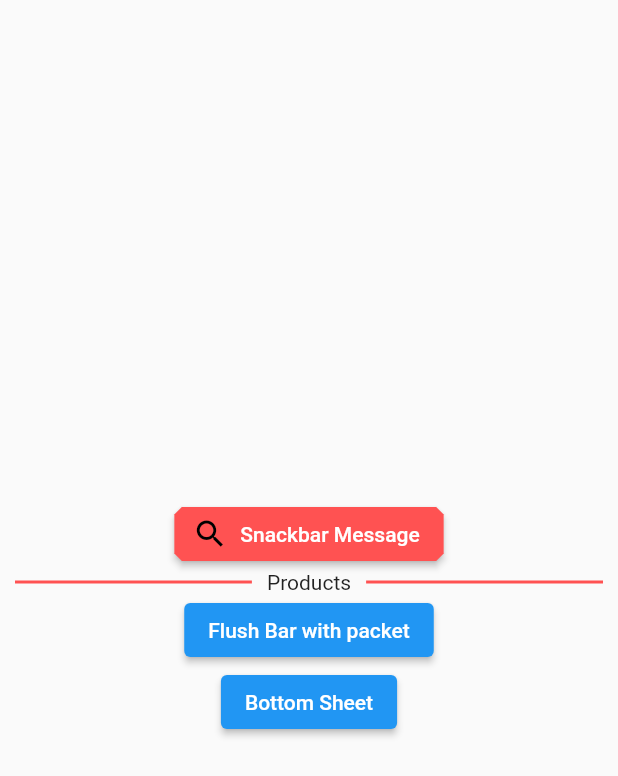
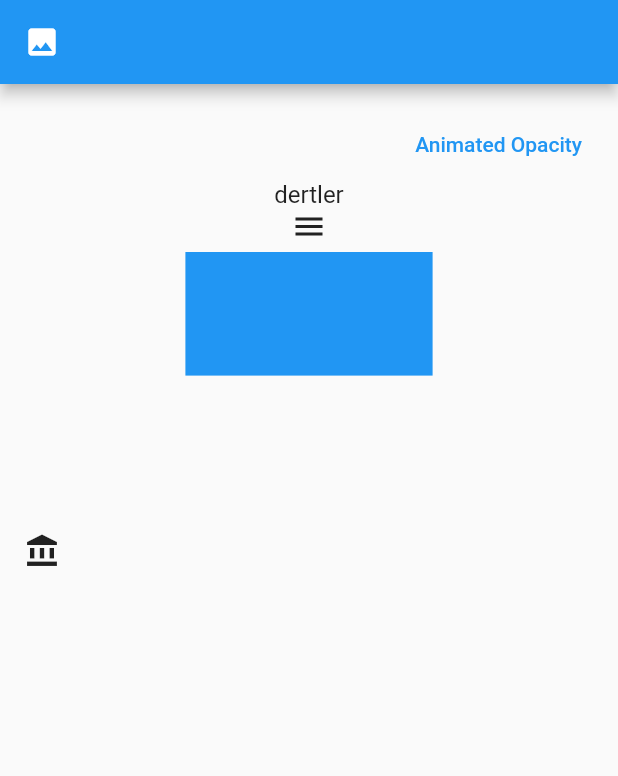
Before and after one commit to yavuzfk/ready_widgets, a Flutter app: the screen it shows after launch, on a phone screen of 412 x 824 dp. Shown: the top 776 px of the screen. Run offline on Flutter 3.47's test engine with Material 2 defaults, Android fonts, the phone set to English and light mode, and no system bars; our stand-ins replace another_flushbar.

Commit message:
animation added

```diff
--- /dev/null
+++ b/lib/animation_view.dart
@@ -0,0 +1,126 @@
+import 'package:flutter/material.dart';
+
+class AnimationView extends StatefulWidget {
+  const AnimationView({Key? key}) : super(key: key);
+
+  @override
+  _AnimationViewState createState() => _AnimationViewState();
+}
+
+class _AnimationViewState extends State<AnimationView>
+    with TickerProviderStateMixin {
+  bool _isVisible = false;
+  bool _isOpacity = false;
+
+  late AnimationController controller;
+
+  @override
+  void initState() {
+    super.initState();
+    controller =
+        AnimationController(vsync: this, duration: const Duration(seconds: 1));
+  }
+
+  void _changeVisible() {
+    setState(() {
+      _isVisible = !_isVisible;
+    });
+  }
+
+  void _changeOpacity() {
+    setState(() {
+      _isOpacity = !_isOpacity;
+    });
+  }
+
+  @override
+  Widget build(BuildContext context) {
+    return Scaffold(
+      appBar: appbar(),
+      body: Padding(
+        padding: const EdgeInsets.all(16.0),
+        child: Column(children: [
+          kaybolanYaziRow(context),
+          buyuyenDertler(context),
+          animatedIcon(),
+          animatedContainer(context),
+          Expanded(
+              child: Stack(
+            children: const [
+              AnimatedPositioned(
+                  top: 100,
+                  curve: Curves.elasticOut,
+                  duration: Duration(milliseconds: 50000),
+                  child: Icon(Icons.account_balance))
+            ],
+          )),
+        ]),
+      ),
+    );
+  }
+
+  AnimatedIcon animatedIcon() {
+    return AnimatedIcon(
+      icon: AnimatedIcons.menu_close,
+      progress: controller,
+    );
+  }
+
+  AnimatedContainer animatedContainer(BuildContext context) {
+    return AnimatedContainer(
+      duration: const Duration(seconds: 1),
+      height: _isVisible ? 0 : MediaQuery.of(context).size.width * 0.2,
+      width: _isVisible ? 0 : MediaQuery.of(context).size.height * 0.2,
+      color: Colors.blue,
+      margin: const EdgeInsets.all(5),
+    );
+  }
+
+  AnimatedDefaultTextStyle buyuyenDertler(BuildContext context) {
+    return AnimatedDefaultTextStyle(
+        style: (_isVisible
+                ? Theme.of(context).textTheme.headline1
+                : Theme.of(context).textTheme.subtitle1) ??
+            const TextStyle(),
+        duration: const Duration(seconds: 1),
+        child: const Text('dertler'));
+  }
+
+  AppBar appbar() {
+    return AppBar(
+      title: AnimatedCrossFade(
+        firstChild: Image.asset("assets/anadol.png"),
+        secondChild: const SizedBox.shrink(),
+        duration: const Duration(seconds: 1),
+        crossFadeState:
+            _isVisible ? CrossFadeState.showFirst : CrossFadeState.showSecond,
+      ),
+      leading: IconButton(
+          onPressed: () {
+            _changeVisible();
+            controller.animateTo(_isVisible ? 1 : 0);
+          },
+          icon: const Icon(Icons.image)),
+    );
+  }
+
+  Row kaybolanYaziRow(BuildContext context) {
+    return Row(
+      mainAxisAlignment: MainAxisAlignment.spaceBetween,
+      children: [
+        AnimatedOpacity(
+            duration: const Duration(seconds: 1),
+            opacity: _isOpacity ? 1 : 0,
+            child: Text(
+              'data',
+              style: Theme.of(context).textTheme.headline5,
+            )),
+        TextButton(
+            onPressed: () {
+              _changeOpacity();
+            },
+            child: const Text("Animated Opacity"))
+      ],
+    );
+  }
+}
--- a/lib/main.dart
+++ b/lib/main.dart
@@ -1,5 +1,5 @@
 import 'package:flutter/material.dart';
-import 'package:ready_widgets/message_widgets_view.dart';
+import 'package:ready_widgets/animation_view.dart';
 
 void main() {
   runApp(const MyApp());
@@ -17,6 +17,6 @@ class MyApp extends StatelessWidget {
         theme: ThemeData(
           primarySwatch: Colors.blue,
         ),
-        home: const UserMessageWidgets());
+        home: const AnimationView());
   }
 }
--- a/pubspec.yaml
+++ b/pubspec.yaml
@@ -27,8 +27,8 @@ flutter:
 
   uses-material-design: true
 
-  # assets:
-  #   - images/a_dot_burr.jpeg
+  assets:
+    - assets/
 
   # fonts:
   #   - family: Schyler
```
Also changed, not shown: lib/animations.dart (added, +128 -0 lines), assets/anadol.png (added).
